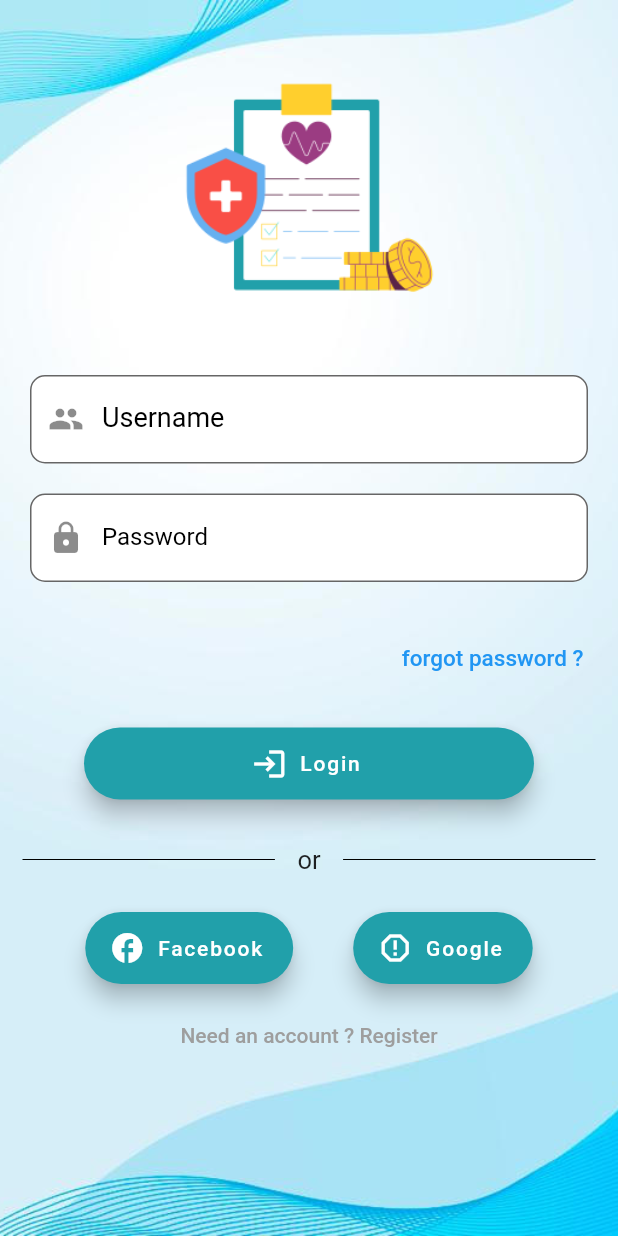
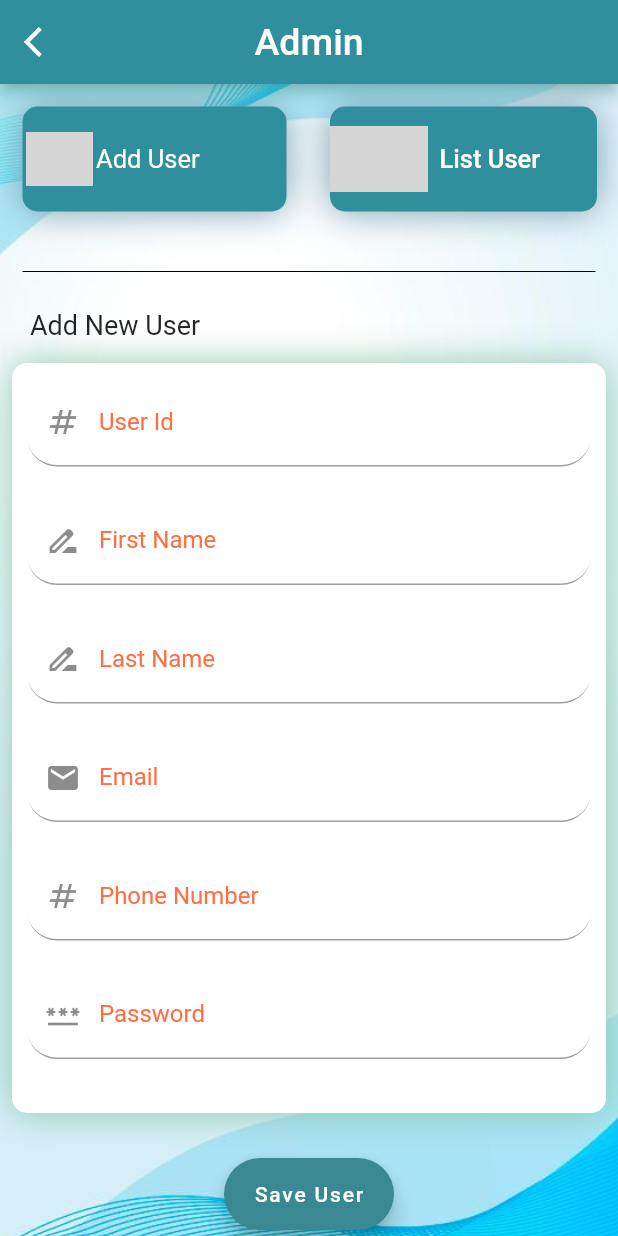
Before and after one commit to deepali2696/MedlifePharma, a Flutter app: the screen it shows after launch, on a phone screen of 412 x 824 dp. Run offline on Flutter 3.47's test engine with Material 2 defaults, Android fonts, the phone set to English and light mode, and no system bars; our stand-ins replace cloud_firestore, firebase_core, firebase_database, google_fonts; accounts and stored records are empty; Roboto replaces fonts that are missing (Ubuntu); grey boxes are pictures that could not be loaded.

Commit message:
admin - stock manager add page added

```diff
--- a/lib/Admin/admin_home.dart
+++ b/lib/Admin/admin_home.dart
@@ -44,7 +44,6 @@ class _admin_homeState extends State<admin_home> {
   @override
   Widget build(BuildContext context) {
     return Scaffold(
-        backgroundColor: Color(0xFFEEF1FF),
         body: Container(
           decoration: BoxDecoration(
               image: DecorationImage(
@@ -101,7 +100,6 @@ class _admin_homeState extends State<admin_home> {
                 height: 80,
                 decoration: const BoxDecoration(
                   color: Color(0xFF3BACB6),
-                  //1687A7
                   borderRadius:
                   BorderRadius.only(bottomRight: Radius.circular(100.0)),
                   //.all(Radius.circular(10)),
--- /dev/null
+++ b/lib/Admin/admin_stockmanager_add.dart
@@ -0,0 +1,228 @@
+import 'package:flutter/cupertino.dart';
+import 'package:flutter/material.dart';
+import 'package:google_fonts/google_fonts.dart';
+
+import '../Stock_Manager/Stock_Products.dart';
+import '../Stock_Manager/Stock_Products_List.dart';
+
+class adminStockadd extends StatefulWidget {
+  const adminStockadd({Key? key}) : super(key: key);
+
+  @override
+  State<adminStockadd> createState() => _adminStockaddState();
+}
+
+class _adminStockaddState extends State<adminStockadd> {
+  @override
+  Widget build(BuildContext context) {
+    return Scaffold(
+      appBar: AppBar(
+        backgroundColor: Color(0xFF2F8F9D),
+        shadowColor: Color(0xFF82DBD8),
+        leading: IconButton(
+            onPressed: () => Navigator.pop(context),
+            icon: Icon(Icons.arrow_back_ios)),
+        centerTitle: true,
+        title: Text(
+          'Admin',
+          style: GoogleFonts.ubuntu(fontSize: 25.0),
+        ),
+      ),
+      body: SingleChildScrollView(
+          child: Container(
+            decoration: const BoxDecoration(
+              image: DecorationImage(
+                image: AssetImage('assets/logo/bg.png'),
+                fit: BoxFit.cover,
+              ),
+            ),
+            child: Column(
+              children: <Widget>[
+                Row(
+                  mainAxisAlignment: MainAxisAlignment.spaceEvenly,
+                  children: <Widget>[
+                    Expanded(
+                        child: Container(
+                          height: 70.0,
+                          margin: EdgeInsets.all(15.0),
+                          decoration: BoxDecoration(
+                              color: Color(0xFF2F8F9D),
+                              borderRadius: BorderRadius.circular(10.0),
+                              boxShadow: const [
+                                BoxShadow(
+                                  blurRadius: 20.0,
+                                  color: Color(0xFF7A9EB1),
+                                )
+                              ]),
+                          child: Row(
+                            children: <Widget>[
+                              Padding(
+                                  padding: EdgeInsets.symmetric(
+                                      horizontal: 2, vertical: 17),
+                                  child: ClipRRect(
+                                    borderRadius: BorderRadius.circular(50),
+                                    child: Image.asset(
+                                      "assets/logo/add_user.png",
+                                      width: 45,
+                                      height: 45,
+                                    ),
+                                  )),
+                              Padding(
+                                  padding: EdgeInsets.symmetric(vertical: 15),
+                                  child: Text(
+                                    "Add User",
+                                    style: GoogleFonts.ubuntu(
+                                        fontSize: 17, color: Colors.white),
+                                  ))
+                            ],
+                          ),
+                        )),
+                    Expanded(
+                        child: Container(
+                          height: 70.0,
+                          margin: EdgeInsets.all(14.0),
+                          decoration: BoxDecoration(
+                              color: Color(0xFF2F8F9D),
+                              borderRadius: BorderRadius.circular(10.0),
+                              boxShadow: const [
+                                BoxShadow(
+                                  blurRadius: 20.0,
+                                  color: Color(0xFF7A9EB1),
+                                )
+                              ]),
+                          child: Row(
+                            children: <Widget>[
+                              Padding(
+                                  padding: EdgeInsets.symmetric(
+                                      horizontal: 0, vertical: 13),
+                                  child: ClipRRect(
+                                    borderRadius: BorderRadius.circular(50),
+                                    child: Image.asset(
+                                      "assets/logo/list_user.png",
+                                      width: 65,
+                                      height: 45,
+                                    ),
+                                  )),
+                              Padding(
+                                  padding: EdgeInsets.symmetric(vertical: 15),
+                                  child: TextButton(
+                                    onPressed: () => Navigator.push(
+                                        context,
+                                        MaterialPageRoute(
+                                            builder: (context) =>
+                                                stock_list())),
+                                    child: Text(
+                                      "List User",
+                                      style: GoogleFonts.ubuntu(
+                                          fontSize: 17, color: Colors.white),
+                                    ),
+                                  ))
+                            ],
+                          ),
+                        ))
+                  ],
+                ),
+                Row(children: <Widget>[
+                  Expanded(
+                    child: Container(
+                        margin: const EdgeInsets.only(left: 15.0, right: 15.0),
+                        child: const Divider(
+                          color: Colors.black,
+                          height: 50,
+                        )),
+                  ),
+                ]),
+                Column(
+                  children: <Widget>[
+                    Container(
+                        alignment: Alignment.centerLeft,
+                        child: Padding(
+                          padding: EdgeInsets.symmetric(horizontal: 20),
+                          child: Text(
+                            'Add New User',
+                            style: GoogleFonts.ubuntu(fontSize: 18),
+                          ),
+                        ))
+                  ],
+                ),
+                Column(
+                  children: <Widget>[
+                    Container(
+                      margin: EdgeInsets.symmetric(horizontal: 8, vertical: 15),
+                      height: 500.0,
+                      decoration: BoxDecoration(
+                          color: Color(0xFFFFFFFF),
+                          borderRadius: BorderRadius.circular(10.0),
+                          boxShadow: const [
+                            BoxShadow(
+                              blurRadius: 20.0,
+                              color: Color(0xFF90C8AC),
+                            )
+                          ]),
+                      child: SingleChildScrollView(
+                        scrollDirection: Axis.vertical,
+                        child: Column(
+                          children: const <Widget>[
+                            text_input(
+                              label: 'User Id',
+                              hinttext: 'Please enter User Id',
+                              iconname: Icons.numbers, controller: null,
+                            ),
+                            text_input(
+                              label: 'First Name',
+                              hinttext: 'Please enter First Name',
+                              iconname: Icons.drive_file_rename_outline,
+                              controller: null,
+                            ),
+                            text_input(
+                              label: 'Last Name',
+                              hinttext: 'Please enter Last Name',
+                              iconname: Icons.drive_file_rename_outline,
+                              controller: null,
+                            ),
+                            text_input(
+                              label: 'Email',
+                              hinttext: 'Please enter Email',
+                              iconname: Icons.email,
+                              controller: null,
+                            ),
+                            text_input(
+                              label: 'Phone Number',
+                              hinttext: 'Please enter Phone Number',
+                              iconname: Icons.numbers,
+                              controller: null,
+                            ),
+                            text_input(
+                              label: 'Password',
+                              hinttext: 'Please enter Password',
+                              iconname: Icons.password,
+                              controller: null,
+                            ),
+                          ],
+                        ),
+                      ),
+                    )
+                  ],
+                ),
+                Column(
+                  children: <Widget>[
+                    Container(
+                      margin: EdgeInsets.symmetric(horizontal: 15, vertical: 15),
+                      child: FloatingActionButton.extended(
+                        backgroundColor: Color(0xFF3A8891),
+                        onPressed: () {
+
+                          }, label: Text(
+                          'Save User',
+                          style: GoogleFonts.ubuntu(),
+                        ),
+                      ),
+                    )
+                  ],
+                )
+              ],
+            ),
+          )),
+    );
+  }
+}
--- a/lib/main.dart
+++ b/lib/main.dart
@@ -1,6 +1,7 @@
 import 'package:flutter/material.dart';
 import 'package:firebase_core/firebase_core.dart';
 import 'package:pharmamanagementsystem/landing.dart';
+import 'Admin/admin_stockmanager_add.dart';
 import 'Login.dart';
 import 'firebase_options.dart';
 
@@ -21,7 +22,7 @@ class MyApp extends StatelessWidget {
   Widget build(BuildContext context) {
     return MaterialApp(
       debugShowCheckedModeBanner: false,
-      home: login(),
+      home: adminStockadd(),
 
     );
   }
```
